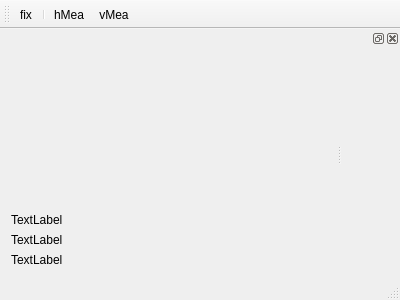
Old version of the form App/AppCustomPlotTest/customplotmainwindow.ui in the repository tiangaomingjing/ServoDriveTech.
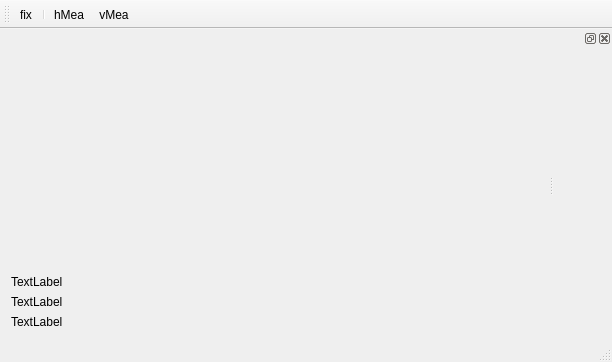
New version of the form.

Diff of the .ui file:
```diff
--- a/App/AppCustomPlotTest/customplotmainwindow.ui
+++ b/App/AppCustomPlotTest/customplotmainwindow.ui
@@ -6,8 +6,8 @@
    <rect>
     <x>0</x>
     <y>0</y>
-    <width>400</width>
-    <height>300</height>
+    <width>612</width>
+    <height>362</height>
    </rect>
   </property>
   <property name="windowTitle">
```
Left out of the diff: 2 changed lines with no effect on the pictures.
